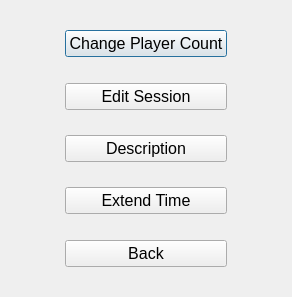
Above: UI/menudialog.ui from Mohsenhatami000/GameNet-Manager before the change. Below: the same form after it.
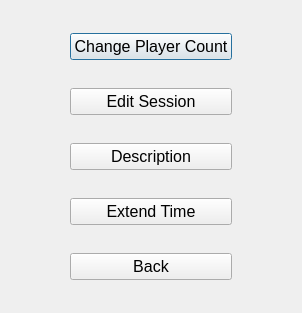
That is the form after the change.

The edit to the form file:
```diff
--- a/UI/menudialog.ui
+++ b/UI/menudialog.ui
@@ -6,8 +6,8 @@
    <rect>
     <x>0</x>
     <y>0</y>
-    <width>292</width>
-    <height>297</height>
+    <width>302</width>
+    <height>313</height>
    </rect>
   </property>
   <property name="windowTitle">
```
